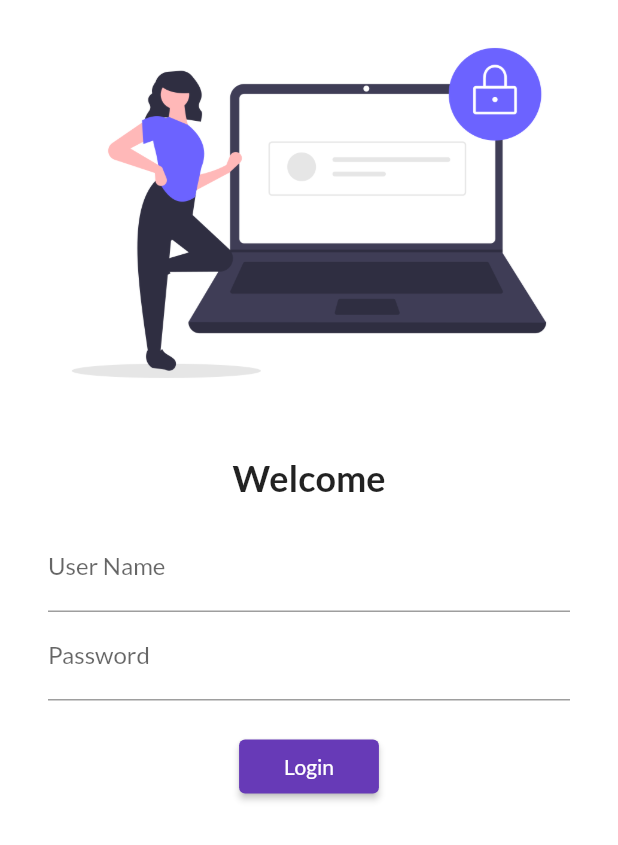
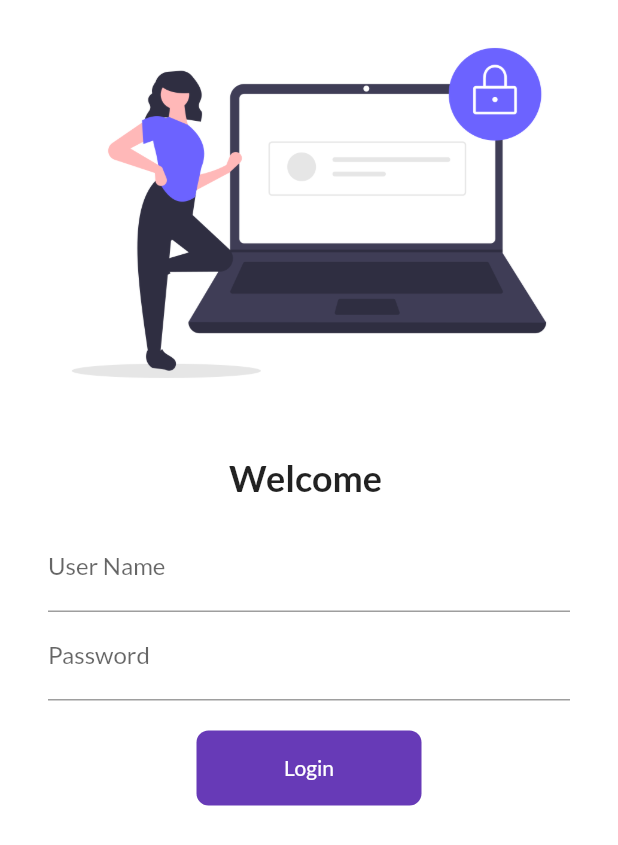
Before and after one commit to shahpriyanshusp/fluttercatalogapp, a Flutter app: the screen it shows after launch, on a phone screen of 412 x 824 dp. Shown: the top 845 px of the screen. Run offline on Flutter 3.47's test engine with Material 2 defaults, Android fonts, the phone set to English and light mode, and no system bars; our stand-ins replace google_fonts.

Commit message:
:day 6 completed

```diff
--- a/lib/pages/Login.dart
+++ b/lib/pages/Login.dart
@@ -9,6 +9,8 @@ class Login_page extends StatefulWidget {
 }
 
 class _Login_pageState extends State<Login_page> {
+  String name="";
+  bool changebutton=false;
   @override
   Widget build(BuildContext context) {
     return Material(
@@ -18,7 +20,7 @@ class _Login_pageState extends State<Login_page> {
           children: [
             Image.asset("assets/images/login_image.png",fit: BoxFit.cover,),
             SizedBox(height: 20,),
-            Text("Welcome",style: TextStyle(fontSize:24,fontWeight: FontWeight.w600 ),),
+            Text("Welcome $name",style: TextStyle(fontSize:24,fontWeight: FontWeight.w600 ),),
             Padding(
               padding: const EdgeInsets.symmetric(vertical: 16.0,horizontal: 32.0),
               child: Column(
@@ -28,6 +30,11 @@ class _Login_pageState extends State<Login_page> {
                         hintText:"Enter user name",
                         labelText: "User Name"
                     ),
+                    onChanged: (value){
+                      setState((){
+                        name=value;
+                      });
+                    },
                   ),
                   TextFormField(
                     obscureText:true,
@@ -37,16 +44,36 @@ class _Login_pageState extends State<Login_page> {
                     ),
                   ),
                   SizedBox(height: 20,),
-                  ElevatedButton(
-                      onPressed: (){
-                        Navigator.pushNamed(context, MyRoutes.homeRoute);
-                      },
-                      child: Text("Login"),
-                  style: ButtonStyle(
-                    foregroundColor: MaterialStateProperty.all(Color(0xfffffffff)),
-                    padding: MaterialStateProperty.all(EdgeInsets.symmetric(horizontal: 30))
-                  ),
+                  // ElevatedButton(
+                  //     onPressed: (){
+                  //       Navigator.pushNamed(context, MyRoutes.homeRoute);
+                  //     },
+                  //     child: Text("Login"),
+                  // style: ButtonStyle(
+                  //   foregroundColor: MaterialStateProperty.all(Color(0xfffffffff)),
+                  //   padding: MaterialStateProperty.all(EdgeInsets.symmetric(horizontal: 30))
+                  // ),
+                  // ),
+                  InkWell(
+                    onTap: (){
+                      setState((){
+                        changebutton=true;
+                      });
+                      // Navigator.pushNamed(context, MyRoutes.homeRoute);
+                    },
+                    child: AnimatedContainer(
+                      duration: Duration(seconds: 1),
+                      height: 50,
+                      width:changebutton?50: 150,
+                      alignment: Alignment.center,
+                      decoration: BoxDecoration(
+                        color: Colors.deepPurple,
+                        borderRadius: BorderRadius.circular(changebutton?100:8)
+                      ),
+                      child:changebutton?Icon(Icons.done,color: Colors.white,): Text('Login',style: TextStyle(color: Colors.white),),
+                    ),
                   )
+
                 ],
               ),
             ),
```
